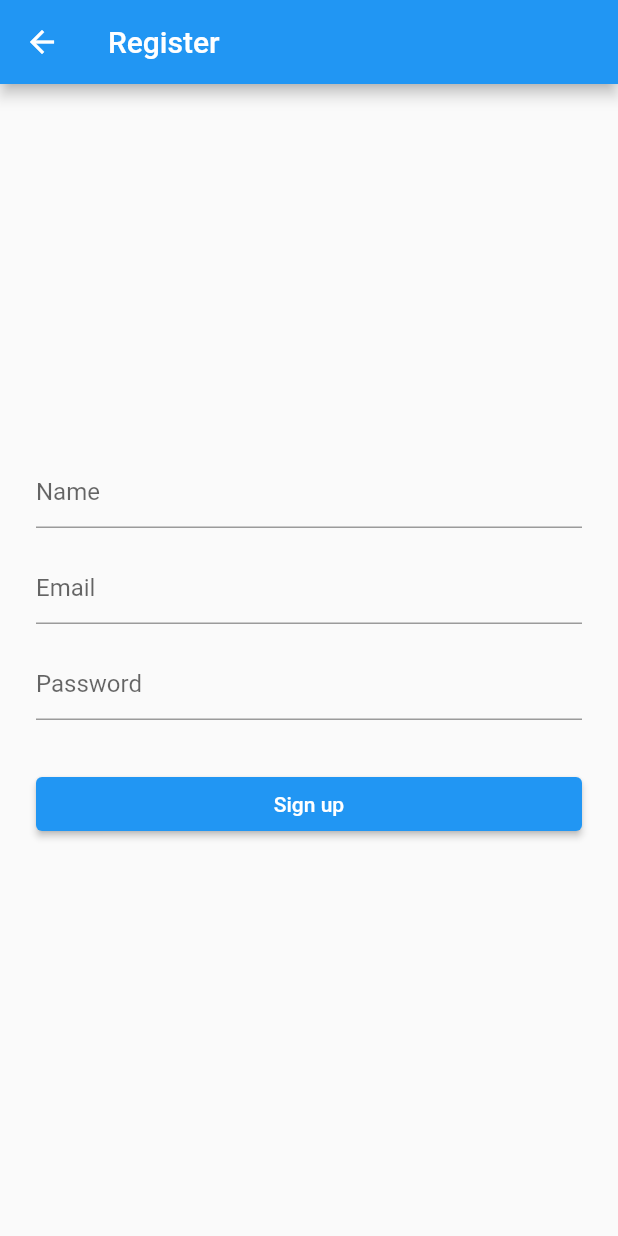
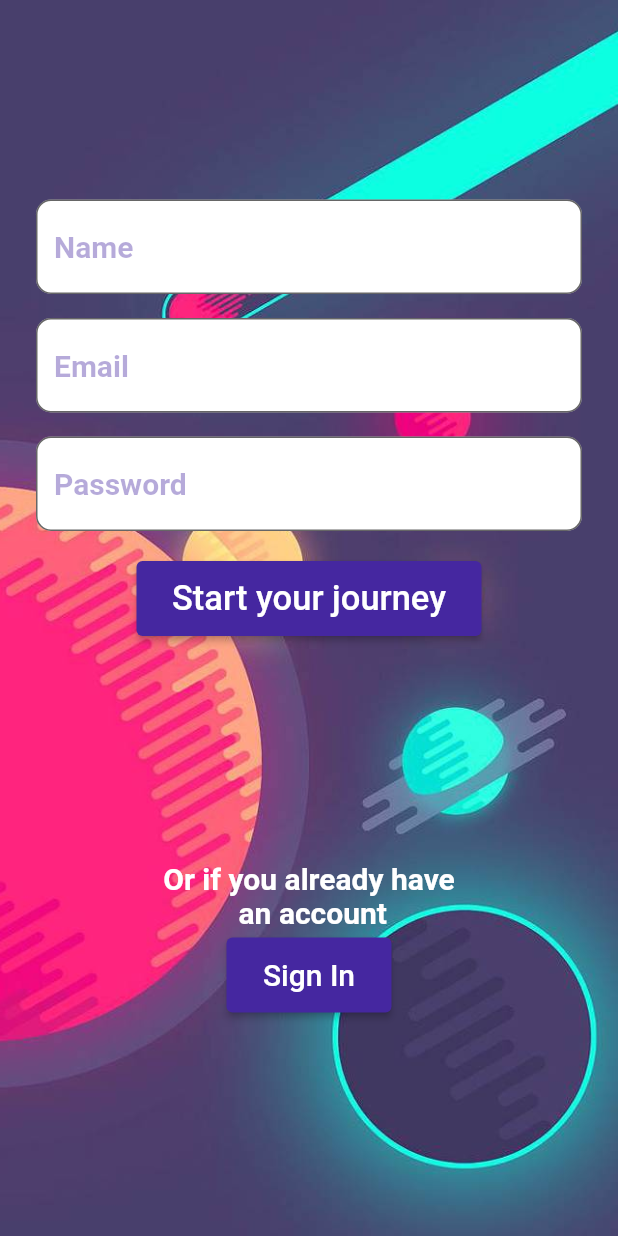
Before and after one commit to Georgi1914/Olympus-Glory, a Flutter app: the screen it shows after launch, after a tap on "Register", on a phone screen of 412 x 824 dp. Run offline on Flutter 3.47's test engine with Material 2 defaults, Android fonts, the light colour scheme and no system bars; our stand-ins replace firebase_auth, firebase_core; accounts and stored records are empty; network calls fail.

Commit message:
Login and register page, login button on the register page + routing

```diff
--- a/rocket_booker/lib/userbased/LoginPage.dart
+++ b/rocket_booker/lib/userbased/LoginPage.dart
@@ -39,6 +39,7 @@ class _loginPageState extends State<loginPage> {
   Widget build(BuildContext context) {
     // _initializeFirebase();
     return Scaffold(
+        resizeToAvoidBottomInset: false,
         body: Container(
           width: double.infinity,
           decoration: const BoxDecoration(
@@ -54,7 +55,7 @@ class _loginPageState extends State<loginPage> {
                 Padding(
                   padding: const EdgeInsets.fromLTRB(40, 0, 40, 0),
                   child: TextFormField(
-                    textAlign: TextAlign.center,
+                    //textAlign: TextAlign.center,
                     style: TextStyle(fontSize: 20, color: Colors.deepPurple[800], fontWeight: FontWeight.bold),
                     decoration: InputDecoration(
                         border: OutlineInputBorder(
@@ -76,7 +77,7 @@ class _loginPageState extends State<loginPage> {
                   padding: const EdgeInsets.fromLTRB(40, 0, 40, 0),
                   child: TextFormField(
                     style: TextStyle(fontSize: 20, color: Colors.deepPurple[800], fontWeight: FontWeight.bold),
-                    textAlign: TextAlign.center,
+                    //textAlign: TextAlign.center,
                     decoration: InputDecoration(
                       border: OutlineInputBorder(
                         borderRadius: BorderRadius.circular(10.0),
@@ -98,6 +99,7 @@ class _loginPageState extends State<loginPage> {
                   child: Expanded(
                     child: SizedBox(
                       width: 230,
+                      height: 50,
                       child: ElevatedButton(
                         style: ElevatedButton.styleFrom(primary: Colors.deepPurple[800]),
                         onPressed: () async {
@@ -135,7 +137,7 @@ class _loginPageState extends State<loginPage> {
 
                         child: Text(
                           'Sign In',
-                          style: TextStyle(color: Colors.white, fontSize: 25),
+                          style: TextStyle(color: Colors.white, fontSize: 23),
                         ),
                       ),
                     ),
@@ -146,6 +148,7 @@ class _loginPageState extends State<loginPage> {
                   child: Expanded(
                     child: SizedBox(
                       width: 230,
+                      height: 50,
                       child: ElevatedButton(
                         style: ElevatedButton.styleFrom(primary: Colors.deepPurple[800]),
                         onPressed: () {
@@ -156,13 +159,18 @@ class _loginPageState extends State<loginPage> {
                         },
                         child: Text(
                           'Register',
-                          style: TextStyle(color: Colors.white, fontSize: 25),
+                          style: TextStyle(color: Colors.white, fontSize: 23),
                         ),
                       ),
                     ),
                   ),
                 ),
-                Text(_loginMessage),
+                Text(
+                    _loginMessage,
+                    style: TextStyle(
+                      fontSize: 30,
+                      color: Colors.white,
+                    ),),
               ],
             ),
           ),
--- a/rocket_booker/lib/userbased/RegisterPage.dart
+++ b/rocket_booker/lib/userbased/RegisterPage.dart
@@ -1,7 +1,9 @@
+import 'package:flutter/cupertino.dart';
 import 'package:flutter/material.dart';
 
 import 'package:firebase_auth/firebase_auth.dart';
 import 'package:rocket_booker/services/authentication.dart';
+import 'LoginPage.dart';
 import 'ProfilePage.dart';
 import 'package:firebase_auth/firebase_auth.dart';
 import 'validation.dart';
@@ -34,10 +36,15 @@ class _RegisterPageState extends State<RegisterPage> {
         _focusPassword.unfocus();
       },
       child: Scaffold(
-        appBar: AppBar(
-          title: Text('Register'),
+        resizeToAvoidBottomInset: false,
+        body: Container(
+          width: double.infinity,
+          decoration: const BoxDecoration(
+            image: DecorationImage(
+                image: AssetImage("assets/Space.jpg"),
+                fit: BoxFit.cover),
           ),
-        body: Padding(
+          child: Padding(
             padding: const EdgeInsets.all(24.0),
             child: Center(
               child: Column(
@@ -48,40 +55,44 @@ class _RegisterPageState extends State<RegisterPage> {
                     child: Column(
                       children: <Widget>[
                         TextFormField(
+                          style: TextStyle(fontSize: 20, color: Colors.deepPurple[800], fontWeight: FontWeight.bold),
                           controller: _nameTextController,
                           focusNode: _focusName,
                           validator: (value) => Validator.validateName(
                             name: value as String,
                           ),
                           decoration: InputDecoration(
+                            border: OutlineInputBorder(
+                              borderRadius: BorderRadius.circular(10.0),
+                            ),
+                            filled: true,
+                            hintStyle: TextStyle(color: Colors.deepPurple[800]?.withAlpha(100), fontSize: 20, fontWeight: FontWeight.bold),
                             hintText: "Name",
-                          errorBorder: UnderlineInputBorder(
-                            borderRadius: BorderRadius.circular(6.0),
-                            borderSide: BorderSide(
-                              color: Colors.red,
-                            ),
-                          ),
+                            fillColor: Colors.white,
                           ),
                         ),
                         SizedBox(height: 16.0),
                         TextFormField(
+                          style: TextStyle(fontSize: 20, color: Colors.deepPurple[800], fontWeight: FontWeight.bold),
                           controller: _emailTextController,
                           focusNode: _focusEmail,
                           validator: (value) => Validator.validateEmail(
                             email: value as String,
                           ),
                           decoration: InputDecoration(
+                            border: OutlineInputBorder(
+                              borderRadius: BorderRadius.circular(10.0),
+                            ),
+
+                            filled: true,
+                            hintStyle: TextStyle(color: Colors.deepPurple[800]?.withAlpha(100), fontSize: 20, fontWeight: FontWeight.bold),
                             hintText: "Email",
-                          errorBorder: UnderlineInputBorder(
-                            borderRadius: BorderRadius.circular(6.0),
-                            borderSide: BorderSide(
-                              color: Colors.red,
-                            ),
-                          ),
+                            fillColor: Colors.white,
                           ),
                         ),
                         SizedBox(height: 16.0),
                         TextFormField(
+                          style: TextStyle(fontSize: 20, color: Colors.deepPurple[800], fontWeight: FontWeight.bold),
                           controller: _passwordTextController,
                           focusNode: _focusPassword,
                           obscureText: true,
@@ -89,22 +100,28 @@ class _RegisterPageState extends State<RegisterPage> {
                             password: value as String,
                           ),
                           decoration: InputDecoration(
+                            border: OutlineInputBorder(
+                              borderRadius: BorderRadius.circular(10.0),
+                            ),
+                            filled: true,
+                            hintStyle: TextStyle(color: Colors.deepPurple[800]?.withAlpha(100), fontSize: 20, fontWeight: FontWeight.bold),
                             hintText: "Password",
-                          errorBorder: UnderlineInputBorder(
-                            borderRadius: BorderRadius.circular(6.0),
-                            borderSide: BorderSide(
-                              color: Colors.red,
+                            fillColor: Colors.white,
                           ),
                         ),
-                        ),
-                      ),
-                      SizedBox(height: 32.0),
+                        SizedBox(height: 20.0),
                         _isProcessing
                             ? CircularProgressIndicator()
-                          : Row(
+                            : Column(
                                 children: [
-                                Expanded(
+                                  Padding(
+                                    padding: const EdgeInsets.fromLTRB(10, 0, 10, 0),
+                                    child: Expanded(
+                                      child: SizedBox(
+                                        width: 230,
+                                        height: 50,
                                         child: ElevatedButton(
+                                          style: ElevatedButton.styleFrom(primary: Colors.deepPurple[800]),
                                           onPressed: () async {
                                             setState(() {
                                               _isProcessing = true;
@@ -130,8 +147,41 @@ class _RegisterPageState extends State<RegisterPage> {
                                             }
                                           },
                                           child: Text(
-                                      'Sign up',
-                                      style: TextStyle(color: Colors.white),
+                                            'Start your journey',
+                                            style: TextStyle(color: Colors.white, fontSize: 23),
+                                          ),
+                                        ),
+                                      ),
+                                    ),
+                                  ),
+                                  SizedBox(height: 150.0),
+                                  Padding(
+                                    padding: const EdgeInsets.fromLTRB(0, 0, 0, 0),
+                                    child: Text(
+                                      'Or if you already have\n an account',
+                                      textAlign: TextAlign.center,
+                                      style: TextStyle(color: Colors.white, fontSize: 20, fontWeight: FontWeight.bold)
+                                    ),
+                                  ),
+                                  Padding(
+                                    padding: const EdgeInsets.fromLTRB(0, 5, 0, 0),
+                                    child: Expanded(
+                                        child: SizedBox(
+                                          width: 110,
+                                          height: 50,
+                                          child: ElevatedButton(
+                                            style: ElevatedButton.styleFrom(primary: Colors.deepPurple[800]),
+                                            onPressed: () {
+                                              Navigator.of(context).pushReplacement(
+                                                MaterialPageRoute(
+                                                    builder: (context) => loginPage()),
+                                              );
+                                            },
+                                            child: Text(
+                                                'Sign In',
+                                                style: TextStyle(color: Colors.white, fontSize: 20),
+                                          ),
+                                          ),
                                         ),
                                     ),
                                   ),
@@ -146,6 +196,7 @@ class _RegisterPageState extends State<RegisterPage> {
             ),
           ),
         ),
+      ),
     );
   }
 }
```
Lines whose indentation alone changed are shown as unchanged.
